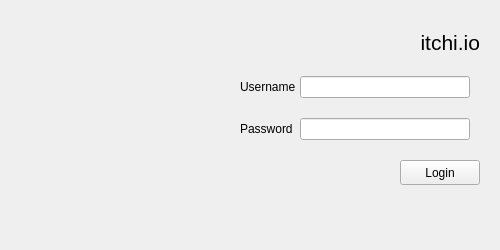
This is widgets/secondary/loginwidget.ui in leafo/itchio-app-old as Qt 5 draws it before an edit. The edited form follows.
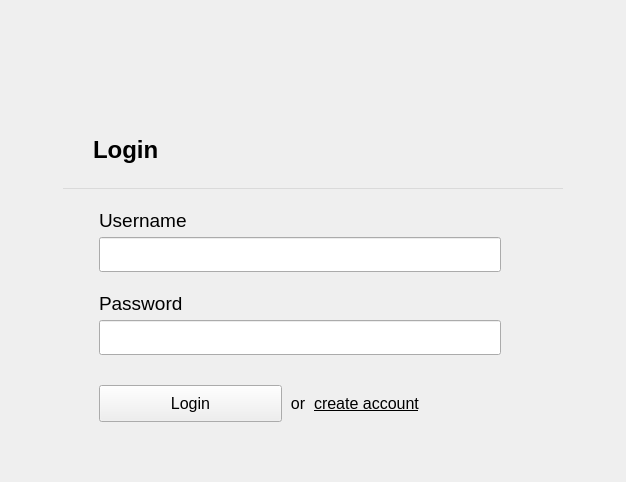
This is the edited form. Icons and pictures are not drawn.

Commit message: New login design. #2

The edit to the form file:
```diff
--- a/widgets/secondary/loginwidget.ui
+++ b/widgets/secondary/loginwidget.ui
@@ -6,8 +6,8 @@
    <rect>
     <x>0</x>
     <y>0</y>
-    <width>500</width>
-    <height>250</height>
+    <width>626</width>
+    <height>482</height>
    </rect>
   </property>
   <property name="sizePolicy">
@@ -18,77 +18,60 @@
   </property>
   <property name="minimumSize">
    <size>
-    <width>500</width>
-    <height>250</height>
+    <width>626</width>
+    <height>482</height>
+   </size>
+  </property>
+  <property name="maximumSize">
+   <size>
+    <width>626</width>
+    <height>482</height>
    </size>
   </property>
   <property name="windowTitle">
    <string notr="true">Login</string>
   </property>
+  <property name="styleSheet">
+   <string notr="true"/>
+  </property>
   <property name="locale">
    <locale language="English" country="UnitedStates"/>
   </property>
   <layout class="QGridLayout" name="loginWidgetLayout">
    <property name="leftMargin">
-    <number>20</number>
+    <number>0</number>
    </property>
    <property name="topMargin">
-    <number>10</number>
+    <number>0</number>
    </property>
    <property name="rightMargin">
-    <number>20</number>
+    <number>0</number>
    </property>
    <property name="bottomMargin">
-    <number>10</number>
+    <number>0</number>
    </property>
    <property name="spacing">
     <number>0</number>
    </property>
    <item row="2" column="2">
-    <layout class="QGridLayout" name="loginLayout">
+    <widget class="QFrame" name="loginFrame">
+     <layout class="QVBoxLayout" name="verticalLayout">
      <property name="spacing">
       <number>0</number>
      </property>
-     <item row="5" column="2">
-      <widget class="QLabel" name="loginPassword">
-       <property name="sizePolicy">
-        <sizepolicy hsizetype="Minimum" vsizetype="Minimum">
-         <horstretch>0</horstretch>
-         <verstretch>0</verstretch>
-        </sizepolicy>
-       </property>
-       <property name="text">
-        <string notr="true">Password</string>
-       </property>
-      </widget>
-     </item>
-     <item row="4" column="2" colspan="4">
-      <spacer name="vs2">
-       <property name="orientation">
-        <enum>Qt::Vertical</enum>
-       </property>
-       <property name="sizeHint" stdset="0">
-        <size>
-         <width>10</width>
-         <height>10</height>
-        </size>
-       </property>
-      </spacer>
-     </item>
-     <item row="6" column="2" colspan="4">
-      <spacer name="verticalSpacer">
-       <property name="orientation">
-        <enum>Qt::Vertical</enum>
-       </property>
-       <property name="sizeHint" stdset="0">
-        <size>
-         <width>10</width>
-         <height>10</height>
-        </size>
-       </property>
-      </spacer>
-     </item>
-     <item row="1" column="2" colspan="4">
+      <property name="leftMargin">
+       <number>10</number>
+      </property>
+      <property name="topMargin">
+       <number>20</number>
+      </property>
+      <property name="rightMargin">
+       <number>10</number>
+      </property>
+      <property name="bottomMargin">
+       <number>20</number>
+      </property>
+      <item alignment="Qt::AlignHCenter">
       <widget class="QLabel" name="loginTitle">
        <property name="sizePolicy">
         <sizepolicy hsizetype="Minimum" vsizetype="Minimum">
@@ -102,109 +85,209 @@
         </font>
        </property>
        <property name="text">
-        <string>itchi.io</string>
-       </property>
-       <property name="alignment">
-        <set>Qt::AlignRight|Qt::AlignTrailing|Qt::AlignVCenter</set>
-       </property>
-      </widget>
-     </item>
-     <item row="0" column="5">
-      <spacer name="vs1">
-       <property name="orientation">
-        <enum>Qt::Vertical</enum>
-       </property>
-       <property name="sizeHint" stdset="0">
-        <size>
-         <width>10</width>
-         <height>10</height>
-        </size>
-       </property>
-      </spacer>
-     </item>
-     <item row="9" column="2" colspan="4">
-      <widget class="QLabel" name="loginStatusLabel">
-       <property name="sizePolicy">
-        <sizepolicy hsizetype="Minimum" vsizetype="Minimum">
-         <horstretch>0</horstretch>
-         <verstretch>0</verstretch>
-        </sizepolicy>
-       </property>
-       <property name="minimumSize">
-        <size>
-         <width>0</width>
-         <height>10</height>
-        </size>
-       </property>
-       <property name="text">
-        <string notr="true"/>
-       </property>
-       <property name="alignment">
-        <set>Qt::AlignRight|Qt::AlignTrailing|Qt::AlignVCenter</set>
-       </property>
-      </widget>
-     </item>
-     <item row="0" column="0" rowspan="12" alignment="Qt::AlignHCenter|Qt::AlignVCenter">
-      <widget class="QLabel" name="loginLogo">
-       <property name="sizePolicy">
-        <sizepolicy hsizetype="Minimum" vsizetype="Minimum">
-         <horstretch>0</horstretch>
-         <verstretch>0</verstretch>
-        </sizepolicy>
-       </property>
-       <property name="minimumSize">
-        <size>
-         <width>200</width>
-         <height>200</height>
-        </size>
-       </property>
-       <property name="maximumSize">
-        <size>
-         <width>200</width>
-         <height>200</height>
-        </size>
-       </property>
-       <property name="text">
-        <string notr="true"/>
+         <string/>
        </property>
        <property name="pixmap">
         <pixmap resource="../../resources.qrc">:/images/images/itchio-icon-200.png</pixmap>
        </property>
        <property name="alignment">
-        <set>Qt::AlignCenter</set>
+         <set>Qt::AlignRight|Qt::AlignTrailing|Qt::AlignVCenter</set>
        </property>
       </widget>
      </item>
-     <item row="0" column="1" rowspan="12">
-      <spacer name="hs1">
+      <item>
+       <spacer name="verticalSpacer">
        <property name="orientation">
-        <enum>Qt::Horizontal</enum>
+         <enum>Qt::Vertical</enum>
        </property>
        <property name="sizeType">
-        <enum>QSizePolicy::Minimum</enum>
+         <enum>QSizePolicy::Fixed</enum>
        </property>
        <property name="sizeHint" stdset="0">
         <size>
          <width>20</width>
+          <height>25</height>
+         </size>
+        </property>
+       </spacer>
+      </item>
+      <item>
+       <layout class="QHBoxLayout" name="loginFormWrapperLayout">
+        <property name="spacing">
+         <number>0</number>
+        </property>
+        <property name="topMargin">
+         <number>0</number>
+        </property>
+        <property name="bottomMargin">
+         <number>10</number>
+        </property>
+        <item>
+         <spacer name="horizontalSpacer_2">
+          <property name="orientation">
+           <enum>Qt::Horizontal</enum>
+          </property>
+          <property name="sizeType">
+           <enum>QSizePolicy::Fixed</enum>
+          </property>
+          <property name="sizeHint" stdset="0">
+           <size>
+            <width>53</width>
          <height>20</height>
         </size>
        </property>
       </spacer>
      </item>
-     <item row="10" column="2" colspan="4">
-      <spacer name="vs4">
-       <property name="orientation">
-        <enum>Qt::Vertical</enum>
-       </property>
-       <property name="sizeHint" stdset="0">
+        <item>
+         <widget class="QFrame" name="loginFormFrame">
+          <property name="sizePolicy">
+           <sizepolicy hsizetype="Fixed" vsizetype="Fixed">
+            <horstretch>0</horstretch>
+            <verstretch>0</verstretch>
+           </sizepolicy>
+          </property>
+          <property name="minimumSize">
         <size>
-         <width>10</width>
+            <width>500</width>
+            <height>340</height>
+           </size>
+          </property>
+          <property name="maximumSize">
+           <size>
+            <width>500</width>
+            <height>340</height>
+           </size>
+          </property>
+          <layout class="QGridLayout" name="loginFormLayout">
+           <property name="leftMargin">
+            <number>0</number>
+           </property>
+           <property name="topMargin">
+            <number>20</number>
+           </property>
+           <property name="rightMargin">
+            <number>0</number>
+           </property>
+           <property name="bottomMargin">
+            <number>20</number>
+           </property>
+           <property name="horizontalSpacing">
+            <number>0</number>
+           </property>
+           <property name="verticalSpacing">
+            <number>20</number>
+           </property>
+           <item row="1" column="0">
+            <layout class="QHBoxLayout" name="loginLabelLayout">
+             <property name="spacing">
+              <number>0</number>
+             </property>
+             <property name="leftMargin">
+              <number>30</number>
+             </property>
+             <property name="topMargin">
+              <number>0</number>
+             </property>
+             <property name="rightMargin">
+              <number>50</number>
+             </property>
+             <item alignment="Qt::AlignLeft">
+              <widget class="QLabel" name="loginLabel">
+               <property name="font">
+                <font>
+                 <pointsize>18</pointsize>
+                 <weight>75</weight>
+                 <bold>true</bold>
+                 <kerning>true</kerning>
+                </font>
+               </property>
+               <property name="text">
+                <string>Login</string>
+               </property>
+              </widget>
+             </item>
+             <item alignment="Qt::AlignRight">
+              <widget class="QLabel" name="loginStatusLabel">
+               <property name="sizePolicy">
+                <sizepolicy hsizetype="Minimum" vsizetype="Minimum">
+                 <horstretch>0</horstretch>
+                 <verstretch>0</verstretch>
+                </sizepolicy>
+               </property>
+               <property name="minimumSize">
+                <size>
+                 <width>0</width>
          <height>10</height>
         </size>
        </property>
-      </spacer>
-     </item>
-     <item row="3" column="2">
+               <property name="font">
+                <font>
+                 <pointsize>9</pointsize>
+                </font>
+               </property>
+               <property name="text">
+                <string notr="true"/>
+               </property>
+               <property name="alignment">
+                <set>Qt::AlignRight|Qt::AlignTrailing|Qt::AlignVCenter</set>
+               </property>
+              </widget>
+             </item>
+            </layout>
+           </item>
+           <item row="2" column="0">
+            <widget class="QFrame" name="loginFormLine">
+             <property name="sizePolicy">
+              <sizepolicy hsizetype="Expanding" vsizetype="Fixed">
+               <horstretch>0</horstretch>
+               <verstretch>1</verstretch>
+              </sizepolicy>
+             </property>
+             <property name="minimumSize">
+              <size>
+               <width>0</width>
+               <height>1</height>
+              </size>
+             </property>
+             <property name="maximumSize">
+              <size>
+               <width>16777215</width>
+               <height>1</height>
+              </size>
+             </property>
+             <property name="autoFillBackground">
+              <bool>false</bool>
+             </property>
+             <property name="styleSheet">
+              <string notr="true">background-color: #dadada;
+border: none;</string>
+             </property>
+             <property name="frameShape">
+              <enum>QFrame::StyledPanel</enum>
+             </property>
+             <property name="frameShadow">
+              <enum>QFrame::Plain</enum>
+             </property>
+            </widget>
+           </item>
+           <item row="4" column="0">
+            <layout class="QVBoxLayout" name="loginFormInternalLayout">
+             <property name="spacing">
+              <number>0</number>
+             </property>
+             <property name="leftMargin">
+              <number>36</number>
+             </property>
+             <property name="topMargin">
+              <number>0</number>
+             </property>
+             <property name="rightMargin">
+              <number>50</number>
+             </property>
+             <property name="bottomMargin">
+              <number>10</number>
+             </property>
+             <item>
       <widget class="QLabel" name="loginUsername">
        <property name="sizePolicy">
         <sizepolicy hsizetype="Minimum" vsizetype="Minimum">
@@ -212,80 +295,170 @@
          <verstretch>0</verstretch>
         </sizepolicy>
        </property>
+               <property name="font">
+                <font>
+                 <pointsize>14</pointsize>
+                </font>
+               </property>
        <property name="text">
         <string notr="true">Username</string>
        </property>
       </widget>
      </item>
-     <item row="5" column="3">
-      <spacer name="hs3">
+             <item>
+              <spacer name="verticalSpacer_4">
        <property name="orientation">
-        <enum>Qt::Horizontal</enum>
-       </property>
+                <enum>Qt::Vertical</enum>
+               </property>
+               <property name="sizeType">
+                <enum>QSizePolicy::Fixed</enum>
+               </property>
        <property name="sizeHint" stdset="0">
         <size>
-         <width>5</width>
+                 <width>20</width>
          <height>5</height>
         </size>
        </property>
       </spacer>
      </item>
-     <item row="5" column="4">
+             <item>
+              <widget class="QLineEdit" name="loginUsernameInput">
+               <property name="sizePolicy">
+                <sizepolicy hsizetype="Fixed" vsizetype="Fixed">
+                 <horstretch>0</horstretch>
+                 <verstretch>0</verstretch>
+                </sizepolicy>
+               </property>
+               <property name="minimumSize">
+                <size>
+                 <width>402</width>
+                 <height>35</height>
+                </size>
+               </property>
+               <property name="maximumSize">
+                <size>
+                 <width>402</width>
+                 <height>35</height>
+                </size>
+               </property>
+               <property name="font">
+                <font>
+                 <pointsize>10</pointsize>
+                </font>
+               </property>
+              </widget>
+             </item>
+             <item>
+              <spacer name="verticalSpacer_2">
+               <property name="orientation">
+                <enum>Qt::Vertical</enum>
+               </property>
+               <property name="sizeType">
+                <enum>QSizePolicy::Fixed</enum>
+               </property>
+               <property name="sizeHint" stdset="0">
+                <size>
+                 <width>20</width>
+                 <height>20</height>
+                </size>
+               </property>
+              </spacer>
+             </item>
+             <item>
+              <widget class="QLabel" name="loginPassword">
+               <property name="sizePolicy">
+                <sizepolicy hsizetype="Minimum" vsizetype="Minimum">
+                 <horstretch>0</horstretch>
+                 <verstretch>0</verstretch>
+                </sizepolicy>
+               </property>
+               <property name="font">
+                <font>
+                 <pointsize>14</pointsize>
+                </font>
+               </property>
+               <property name="text">
+                <string notr="true">Password</string>
+               </property>
+              </widget>
+             </item>
+             <item>
+              <spacer name="verticalSpacer_5">
+               <property name="orientation">
+                <enum>Qt::Vertical</enum>
+               </property>
+               <property name="sizeType">
+                <enum>QSizePolicy::Fixed</enum>
+               </property>
+               <property name="sizeHint" stdset="0">
+                <size>
+                 <width>20</width>
+                 <height>5</height>
+                </size>
+               </property>
+              </spacer>
+             </item>
+             <item>
       <widget class="QLineEdit" name="loginPasswordInput">
        <property name="sizePolicy">
-        <sizepolicy hsizetype="Minimum" vsizetype="Minimum">
+                <sizepolicy hsizetype="Minimum" vsizetype="Fixed">
          <horstretch>0</horstretch>
          <verstretch>0</verstretch>
         </sizepolicy>
        </property>
+               <property name="minimumSize">
+                <size>
+                 <width>402</width>
+                 <height>35</height>
+                </size>
+               </property>
+               <property name="maximumSize">
+                <size>
+                 <width>402</width>
+                 <height>35</height>
+                </size>
+               </property>
+               <property name="font">
+                <font>
+                 <pointsize>10</pointsize>
+                </font>
+               </property>
        <property name="inputMask">
         <string notr="true"/>
        </property>
+               <property name="frame">
+                <bool>true</bool>
+               </property>
        <property name="echoMode">
         <enum>QLineEdit::Password</enum>
        </property>
       </widget>
      </item>
-     <item row="3" column="3">
-      <spacer name="hs2">
+             <item>
+              <spacer name="verticalSpacer_3">
        <property name="orientation">
-        <enum>Qt::Horizontal</enum>
-       </property>
-       <property name="sizeHint" stdset="0">
-        <size>
-         <width>5</width>
-         <height>5</height>
-        </size>
-       </property>
-      </spacer>
-     </item>
-     <item row="2" column="2" colspan="4">
-      <spacer name="vs5">
-       <property name="orientation">
         <enum>Qt::Vertical</enum>
        </property>
+               <property name="sizeType">
+                <enum>QSizePolicy::Fixed</enum>
+               </property>
        <property name="sizeHint" stdset="0">
         <size>
-         <width>5</width>
-         <height>5</height>
+                 <width>20</width>
+                 <height>20</height>
         </size>
        </property>
       </spacer>
      </item>
-     <item row="8" column="2" colspan="4">
-      <spacer name="vs3">
-       <property name="orientation">
-        <enum>Qt::Vertical</enum>
-       </property>
-       <property name="sizeHint" stdset="0">
-        <size>
-         <width>10</width>
-         <height>10</height>
-        </size>
-       </property>
-      </spacer>
-     </item>
-     <item row="7" column="2" colspan="4" alignment="Qt::AlignRight|Qt::AlignVCenter">
+             <item>
+              <layout class="QHBoxLayout" name="loginFormButtonLayout">
+               <property name="spacing">
+                <number>0</number>
+               </property>
+               <property name="topMargin">
+                <number>10</number>
+               </property>
+               <item alignment="Qt::AlignLeft">
       <widget class="QPushButton" name="loginButton">
        <property name="sizePolicy">
         <sizepolicy hsizetype="Fixed" vsizetype="Fixed">
@@ -295,40 +468,97 @@
        </property>
        <property name="minimumSize">
         <size>
-         <width>80</width>
-         <height>25</height>
-        </size>
-       </property>
+                   <width>183</width>
+                   <height>37</height>
+                  </size>
+                 </property>
+                 <property name="maximumSize">
+                  <size>
+                   <width>183</width>
+                   <height>37</height>
+                  </size>
+                 </property>
+                 <property name="font">
+                  <font>
+                   <pointsize>12</pointsize>
+                  </font>
+                 </property>
        <property name="text">
         <string>Login</string>
        </property>
       </widget>
      </item>
-     <item row="3" column="4">
-      <widget class="QLineEdit" name="loginUsernameInput">
-       <property name="sizePolicy">
-        <sizepolicy hsizetype="Minimum" vsizetype="Minimum">
-         <horstretch>0</horstretch>
-         <verstretch>0</verstretch>
-        </sizepolicy>
-       </property>
-       <property name="minimumSize">
+               <item alignment="Qt::AlignLeft">
+                <widget class="QLabel" name="orLabel">
+                 <property name="font">
+                  <font>
+                   <pointsize>12</pointsize>
+                  </font>
+                 </property>
+                 <property name="text">
+                  <string>  or  </string>
+                 </property>
+                </widget>
+               </item>
+               <item>
+                <widget class="QLabel" name="label_2">
+                 <property name="font">
+                  <font>
+                   <pointsize>12</pointsize>
+                   <underline>true</underline>
+                  </font>
+                 </property>
+                 <property name="text">
+                  <string>&lt;html&gt;&lt;head/&gt;&lt;body&gt;&lt;p&gt;&lt;a href=&quot;http://itch.io/register&quot;&gt;&lt;span style=&quot; text-decoration: underline; color:#000000;&quot;&gt;create account&lt;/span&gt;&lt;/a&gt;&lt;/p&gt;&lt;/body&gt;&lt;/html&gt;</string>
+                 </property>
+                 <property name="openExternalLinks">
+                  <bool>true</bool>
+                 </property>
+                </widget>
+               </item>
+               <item>
+                <spacer name="horizontalSpacer_3">
+                 <property name="orientation">
+                  <enum>Qt::Horizontal</enum>
+                 </property>
+                 <property name="sizeHint" stdset="0">
         <size>
-         <width>170</width>
+                   <width>40</width>
          <height>20</height>
         </size>
        </property>
-      </widget>
-     </item>
+                </spacer>
+               </item>
+              </layout>
+             </item>
+            </layout>
+           </item>
+          </layout>
+         </widget>
+        </item>
+        <item>
+         <spacer name="horizontalSpacer">
+          <property name="orientation">
+           <enum>Qt::Horizontal</enum>
+          </property>
+          <property name="sizeType">
+           <enum>QSizePolicy::Fixed</enum>
+          </property>
+          <property name="sizeHint" stdset="0">
+           <size>
+            <width>53</width>
+            <height>20</height>
+           </size>
+          </property>
+         </spacer>
+        </item>
     </layout>
    </item>
   </layout>
  </widget>
- <tabstops>
-  <tabstop>loginUsernameInput</tabstop>
-  <tabstop>loginPasswordInput</tabstop>
-  <tabstop>loginButton</tabstop>
- </tabstops>
+   </item>
+  </layout>
+ </widget>
  <resources>
   <include location="../../resources.qrc"/>
  </resources>
```
Left out of the diff: 2 changed lines with no effect on the pictures. Lines whose indentation alone changed are shown as unchanged. The commit also changes 9 other files.
